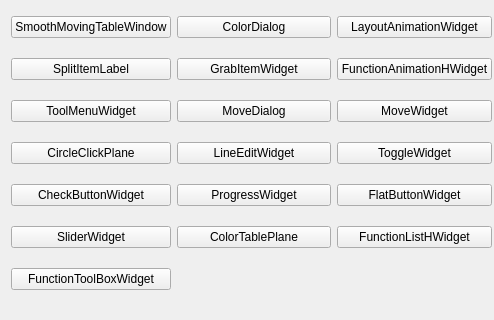
First picture: the form in mainwindow.ui, repository Greedysky/TTKWidgetTools, before the edit; both pictures show x 0 to 494 and y 93 to 413 of the 663 by 413 pixel window.
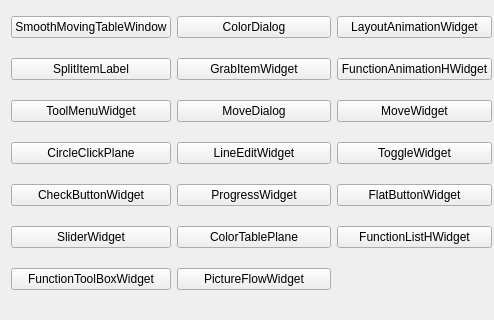
Second picture: the form after the edit.

Commit message: Add picture flow widget[202015]

```diff
--- a/mainwindow.ui
+++ b/mainwindow.ui
@@ -246,6 +246,13 @@
       </property>
      </widget>
     </item>
+    <item row="8" column="1">
+     <widget class="QPushButton" name="pushButton_33">
+      <property name="text">
+       <string>PictureFlowWidget</string>
+      </property>
+     </widget>
+    </item>
    </layout>
   </widget>
  </widget>
```
The commit also changes 11 other files.
